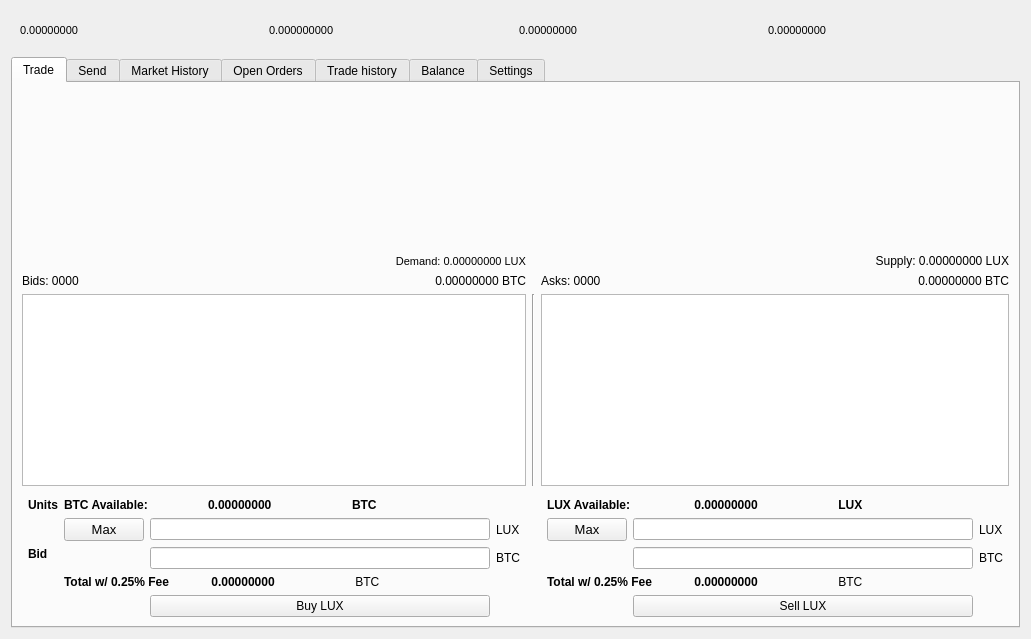
Before: the Qt Designer form src/qt/forms/tradingdialog.ui in LUX-Core/lux, drawn with Qt 5.
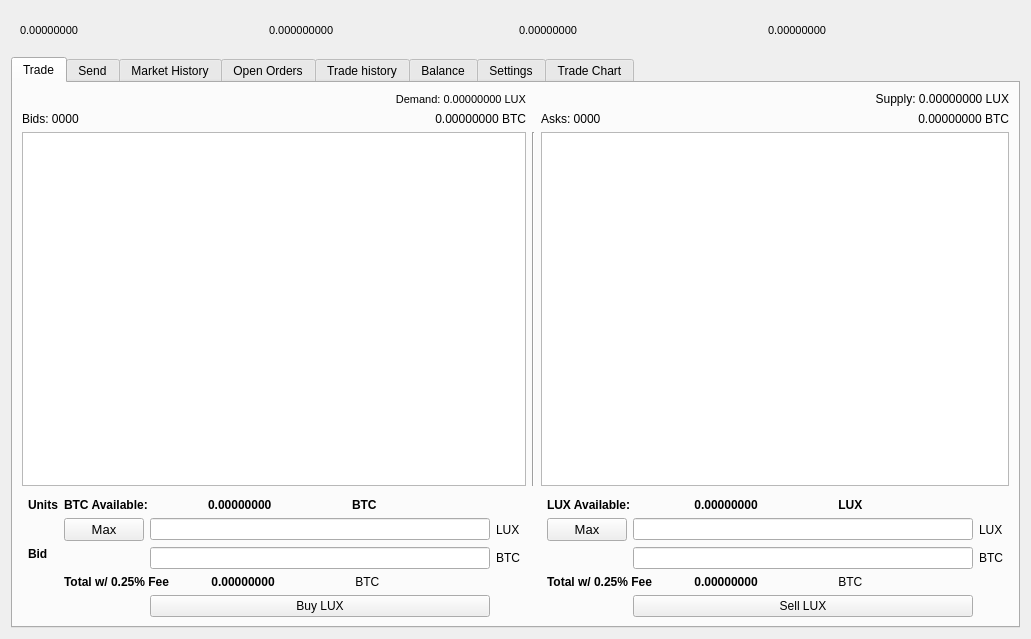
After: the same form once the commit is applied. Icons and pictures are not drawn. Custom widgets are drawn as their Qt base class.

Commit message: QT:trading plot:graph types,data range,data interval,interaction

```diff
--- a/src/qt/forms/tradingdialog.ui
+++ b/src/qt/forms/tradingdialog.ui
@@ -2335,22 +2335,6 @@
          </property>
         </widget>
        </item>
-       <item row="0" column="0" colspan="12">
-        <widget class="QWidget" name="priceChart" native="true">
-         <property name="sizePolicy">
-          <sizepolicy hsizetype="Expanding" vsizetype="Expanding">
-           <horstretch>0</horstretch>
-           <verstretch>0</verstretch>
-          </sizepolicy>
-         </property>
-         <property name="sizeIncrement">
-          <size>
-           <width>0</width>
-           <height>1</height>
-          </size>
-         </property>
-        </widget>
-       </item>
       </layout>
      </widget>
      <widget class="QWidget" name="tab">
@@ -5585,10 +5569,23 @@
       <zorder>KeyPasteButton</zorder>
       <zorder>SecretPasteButton</zorder>
      </widget>
+     <widget class="TradingPlot" name="ChartTab">
+      <attribute name="title">
+       <string>Trade Chart</string>
+      </attribute>
+     </widget>
     </widget>
    </item>
   </layout>
  </widget>
+ <customwidgets>
+  <customwidget>
+   <class>TradingPlot</class>
+   <extends>QWidget</extends>
+   <header>tradingplot.h</header>
+   <container>1</container>
+  </customwidget>
+ </customwidgets>
  <resources>
   <include location="../lux.qrc"/>
  </resources>
```
Left out of the diff: 84 changed lines with no effect on the pictures. The commit also changes 6 other files.
